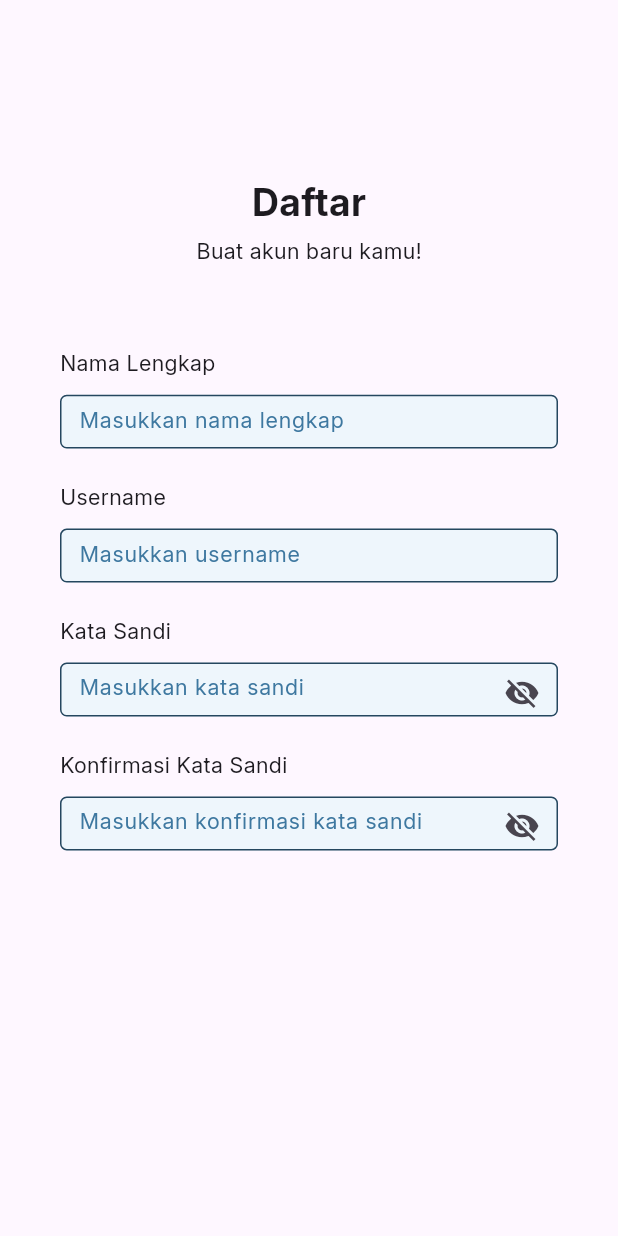
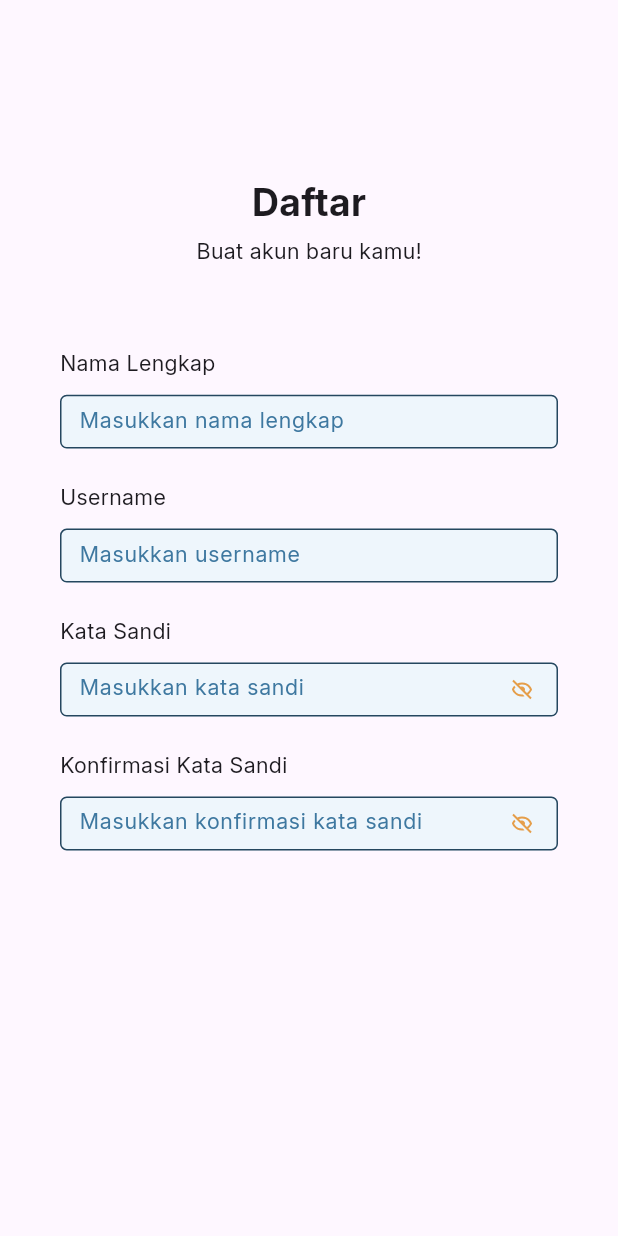
Before and after one commit to snopflake/my_basic_notes, a Flutter app: the screen it shows after launch, on a phone screen of 412 x 824 dp. Run offline on Flutter 3.47's test engine with Material 3 defaults, Android fonts, the phone set to English and light mode, and no system bars; our stand-ins replace flutter_screenutil, flutter_svg.

Commit message:
custom input fielt done

```diff
--- a/lib/features/auth/presentation/login_page.dart
+++ b/lib/features/auth/presentation/login_page.dart
@@ -2,7 +2,7 @@ import 'package:flutter/material.dart';
 import 'package:flutter/services.dart';
 import 'package:flutter_screenutil/flutter_screenutil.dart';
 import 'package:my_basic_notes/shared/app_text_styles.dart';
-import 'package:my_basic_notes/shared/widgets/input_field.dart';
+import 'package:my_basic_notes/shared/widgets/app_text_field.dart';
 
 class LoginPage extends StatefulWidget{
 
--- a/lib/shared/widgets/input_field.dart
+++ b/lib/shared/widgets/app_text_field.dart
@@ -1,5 +1,6 @@
 import 'package:flutter/material.dart';
 import 'package:flutter_screenutil/flutter_screenutil.dart';
+import 'package:flutter_svg/svg.dart';
 import 'package:my_basic_notes/shared/app_colors.dart';
 import 'package:my_basic_notes/shared/app_text_styles.dart';
 
@@ -77,8 +78,8 @@ class _AppTextFieldState extends State<AppTextField> {
                       _obscureText = !_obscureText;
                     });
                   },
-                  icon: Icon(
-                    _obscureText ? Icons.visibility_off : Icons.visibility
+                  icon: SvgPicture.asset(
+                    _obscureText ? 'assets/icons/eye_off.svg' : 'assets/icons/eye_on.svg'
                   ))
                   : null,
             ),
```
